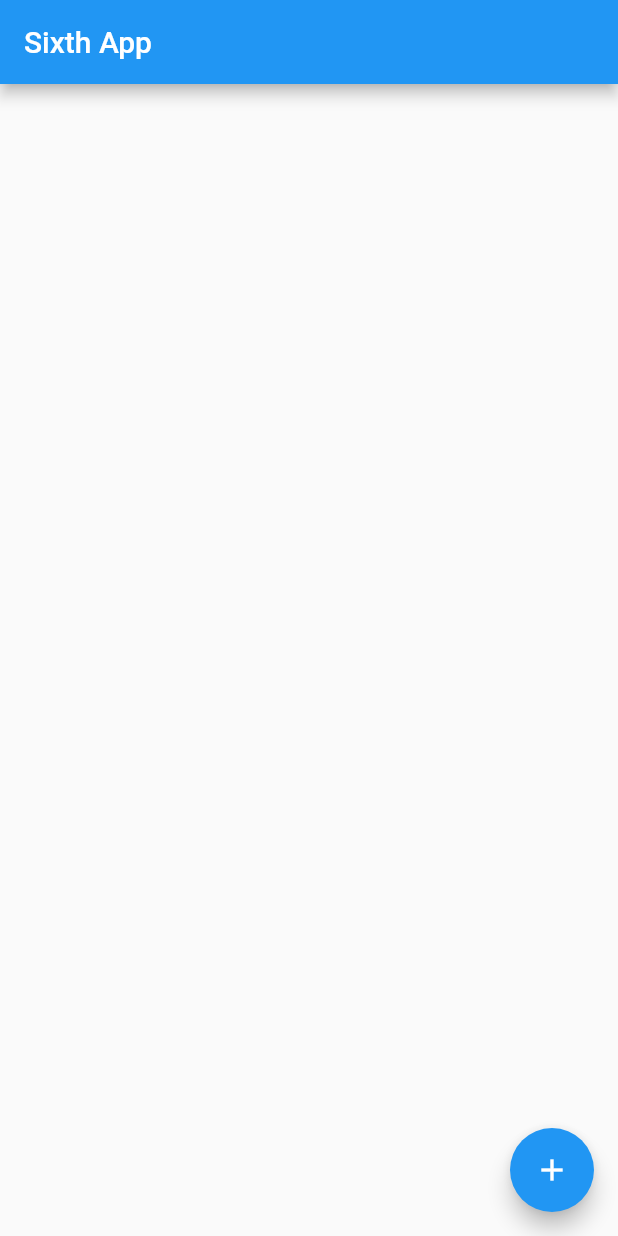
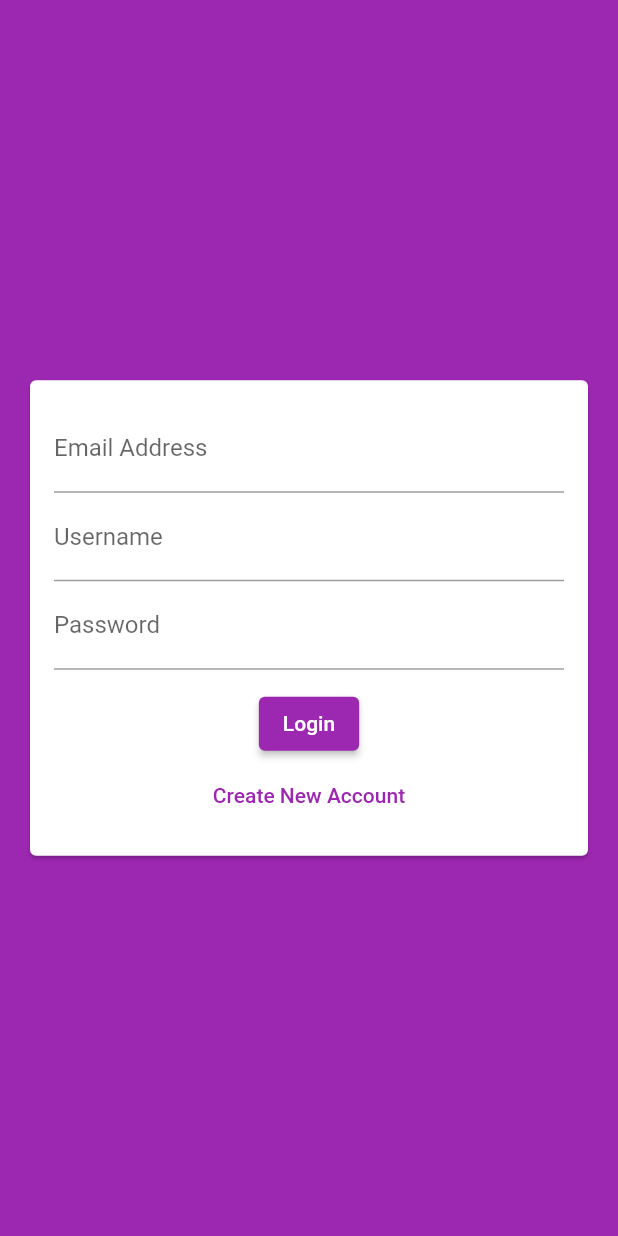
Before and after one commit to mtanaya09/Flutter-Chat, a Flutter app: the screen it shows after launch, on a phone screen of 412 x 824 dp. Run offline on Flutter 3.47's test engine with Material 2 defaults, Android fonts, the light colour scheme and no system bars; our stand-ins replace cloud_firestore, firebase_core; accounts and stored records are empty.

Commit message:
Added basic auth screen

```diff
--- a/lib/main.dart
+++ b/lib/main.dart
@@ -1,5 +1,6 @@
 import 'package:firebase_core/firebase_core.dart';
 import 'package:flutter/material.dart';
+import 'package:sixth_app/screens/auth_screen.dart';
 import 'package:sixth_app/screens/chat_screen.dart';
 
 void main() async {
@@ -14,9 +15,10 @@ class MyApp extends StatelessWidget {
     return MaterialApp(
       title: 'FlutterChat',
       theme: ThemeData(
-        primarySwatch: Colors.blue,
+        colorScheme: ColorScheme.fromSwatch(primarySwatch: Colors.purple)
+            .copyWith(secondary: Colors.deepOrange),
       ),
-      home: ChatScreen(),
+      home: AuthScreen(),
     );
   }
 }
--- a/lib/screens/auth_screen.dart
+++ b/lib/screens/auth_screen.dart
@@ -0,0 +1,18 @@
+import 'package:flutter/material.dart';
+
+import 'package:sixth_app/widgets/auth/auth_form.dart';
+
+class AuthScreen extends StatefulWidget {
+  @override
+  State<AuthScreen> createState() => _AuthScreenState();
+}
+
+class _AuthScreenState extends State<AuthScreen> {
+  @override
+  Widget build(BuildContext context) {
+    return Scaffold(
+      backgroundColor: Theme.of(context).colorScheme.primary,
+      body: AuthForm(),
+    );
+  }
+}
--- /dev/null
+++ b/lib/widgets/auth/auth_form.dart
@@ -0,0 +1,49 @@
+import 'package:flutter/material.dart';
+
+class AuthForm extends StatefulWidget {
+  @override
+  State<AuthForm> createState() => _AuthFormState();
+}
+
+class _AuthFormState extends State<AuthForm> {
+  @override
+  Widget build(BuildContext context) {
+    return Center(
+      child: Card(
+        margin: EdgeInsets.all(20),
+        child: SingleChildScrollView(
+          child: Padding(
+            padding: EdgeInsets.all(16),
+            child: Form(
+              child: Column(
+                mainAxisSize: MainAxisSize.min,
+                children: [
+                  TextFormField(
+                    keyboardType: TextInputType.emailAddress,
+                    decoration: InputDecoration(labelText: 'Email Address'),
+                  ),
+                  TextFormField(
+                    decoration: InputDecoration(labelText: 'Username'),
+                  ),
+                  TextFormField(
+                    decoration: InputDecoration(labelText: 'Password'),
+                    obscureText: true,
+                  ),
+                  SizedBox(height: 12),
+                  ElevatedButton(
+                    child: Text('Login'),
+                    onPressed: () {},
+                  ),
+                  TextButton(
+                    child: Text('Create New Account'),
+                    onPressed: () {},
+                  ),
+                ],
+              ),
+            ),
+          ),
+        ),
+      ),
+    );
+  }
+}
```
